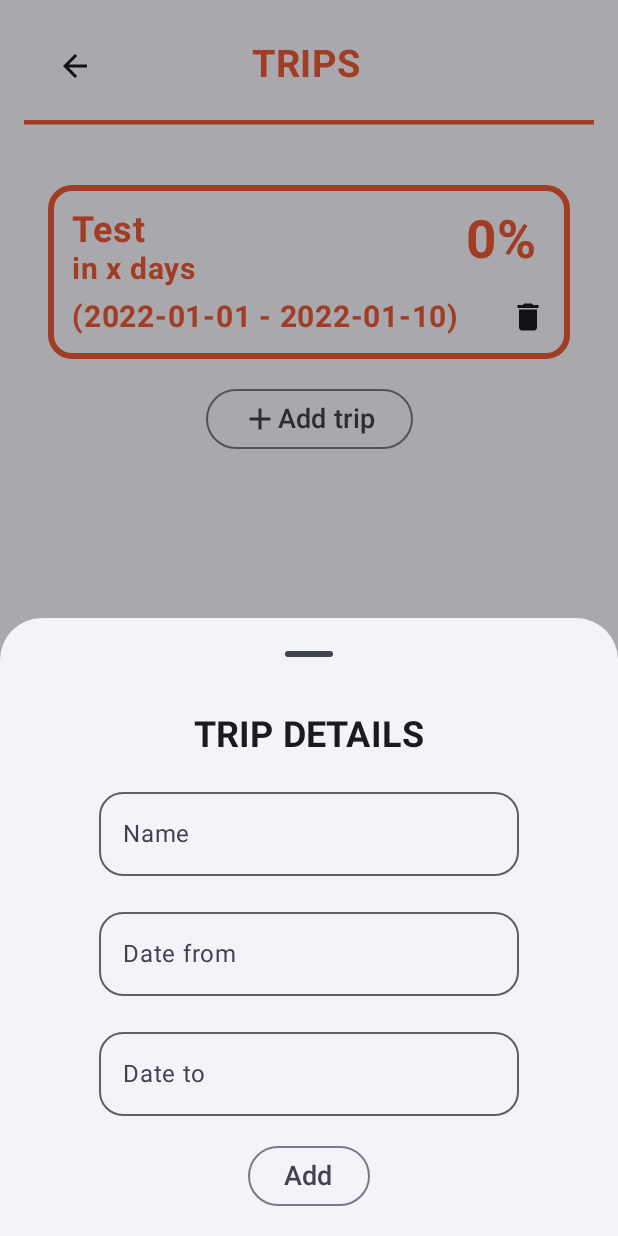
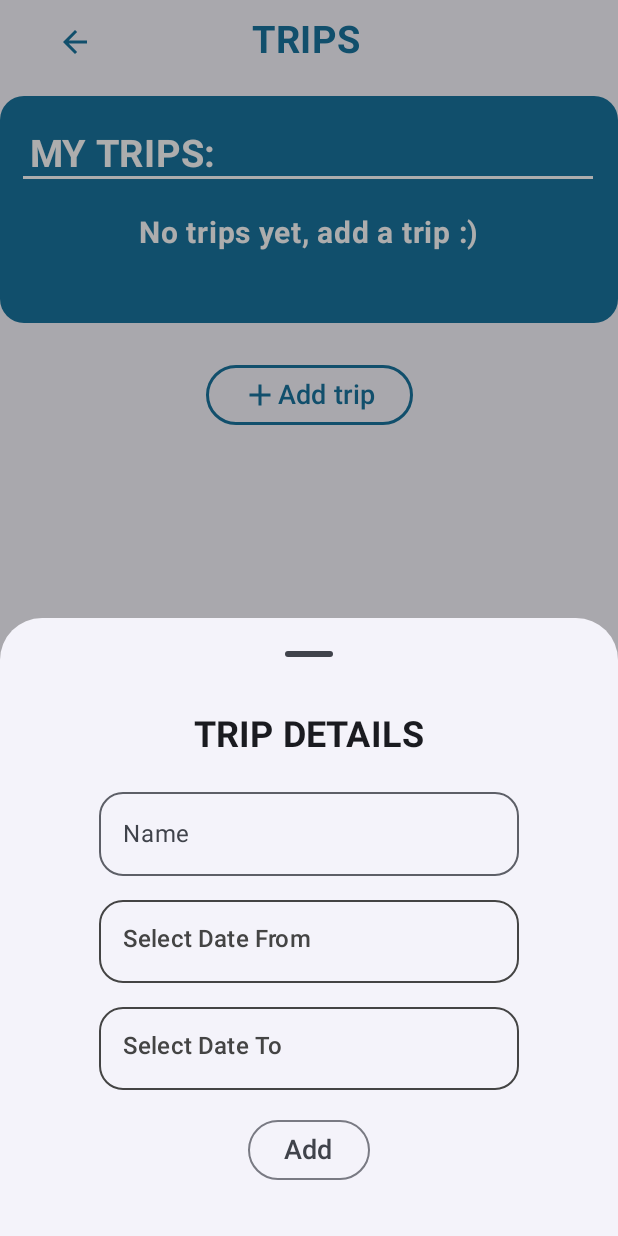
Before and after one commit to lukaschymcak/Android_TaskApp, an Android app built with Jetpack Compose: the composable PackingScreen shown on its own in the app's theme, after a tap on "Add trip", on a phone screen of 412 x 824 dp. Run offline under Robolectric (Android 15) with nearby library versions, the phone set to English and light mode, and no system bars.

Commit message:
added calendar to trip add, edit ui for packing

```diff
--- a/app/src/main/java/com/example/navigation/Modules/TripModule.kt
+++ b/app/src/main/java/com/example/navigation/Modules/TripModule.kt
@@ -3,6 +3,7 @@ package com.example.navigation.Modules
 
 
 import androidx.compose.foundation.BorderStroke
+import androidx.compose.foundation.background
 import androidx.compose.foundation.clickable
 import androidx.compose.foundation.layout.Arrangement
 import androidx.compose.foundation.layout.Column
@@ -25,11 +26,13 @@ import androidx.compose.runtime.Composable
 import androidx.compose.ui.Alignment
 import androidx.compose.ui.Modifier
 import androidx.compose.ui.graphics.Color
+import androidx.compose.ui.graphics.ColorFilter
 import androidx.compose.ui.text.font.FontWeight
 import androidx.compose.ui.text.style.TextAlign
 import androidx.compose.ui.unit.dp
 import androidx.compose.ui.unit.sp
 import com.example.navigation.HomeScreenState
+import com.example.navigation.ui.theme.OurPackingBlue
 import com.example.navigation.ui.theme.OurRed
 
 
@@ -37,16 +40,17 @@ import com.example.navigation.ui.theme.OurRed
 fun TripModule(
     name: String, dateFrom: String, dateTo: String, percentage: Int, onDelete: () -> Unit
 ) {
+
         Card(
             shape = RoundedCornerShape(16.dp),
             colors = CardDefaults.cardColors(
-            containerColor = Color.Transparent,
+                containerColor = Color.White,
             ),
             modifier = Modifier
                 .padding(16.dp)
                 .fillMaxWidth()
                 .wrapContentHeight(),
-        border = BorderStroke(4.dp, OurRed)
+            border = BorderStroke(4.dp, Color.White)
         ) {
             Column(
                 modifier = Modifier
@@ -54,54 +58,77 @@ fun TripModule(
                     .fillMaxWidth(),
                 horizontalAlignment = Alignment.Start
             ) {
-                Row {
-                    Column {
+                Row(
+                    modifier = Modifier.fillMaxWidth(),
+                    horizontalArrangement = Arrangement.SpaceBetween
+
+                ) {
+                    Text(
+                        text = "$dateFrom - $dateTo",
+                        fontSize = 20.sp,
+                        fontWeight = FontWeight.Bold,
+                        textAlign = TextAlign.Left,
+                        color = OurPackingBlue
+                    )
+                    Icon(
+                        imageVector = Icons.Default.Delete,
+                        contentDescription = "Remove",
+                        tint = OurPackingBlue,
+                        modifier = Modifier.clickable {
+                            onDelete()
+                        }
+                    )
+                }
+                Spacer(modifier = Modifier.height(24.dp))
+
+                Row(
+                    modifier = Modifier.fillMaxWidth(),
+                    horizontalArrangement = Arrangement.SpaceBetween
+                ) {
                     Text(
                         text = name,
                         fontSize = 24.sp,
                         fontWeight = FontWeight.Bold,
                         textAlign = TextAlign.Start,
-                            color = OurRed
+                        color = OurPackingBlue
                     )
-                        Text(
-                            text = "in x days",
-                            fontSize = 20.sp,
-                            fontWeight = FontWeight.Bold,
-                            textAlign = TextAlign.Start,
-                            color = OurRed
-                        )
-                    }
+//                        Text(
+//                            text = "in x days",
+//                            fontSize = 20.sp,
+//                            fontWeight = FontWeight.Bold,
+//                            textAlign = TextAlign.Start,
+//                            color = Color.White
+//                        )
+
                     Text(
                         text = "$percentage%",
                         fontSize = 35.sp,
                         fontWeight = FontWeight.Bold,
-                        color = OurRed,
-                        modifier = Modifier.offset(x = 180.dp)
+                        color = OurPackingBlue,
+                        //modifier = Modifier.offset(x = 180.dp)
                     )
                 }
+            }
             Spacer(modifier = Modifier.height(8.dp))
-                Row (modifier = Modifier.fillMaxWidth(),
+            Row(
+                modifier = Modifier.fillMaxWidth(),
                 horizontalArrangement = Arrangement.SpaceBetween
-                ){
-                    Text(
-                        text = "($dateFrom - $dateTo)",
-                        fontSize = 20.sp,
-                        fontWeight = FontWeight.Bold,
-                        textAlign = TextAlign.Left,
-                        color = OurRed
-                    )
-                    Icon(
-                        imageVector = Icons.Default.Delete,
-                        contentDescription = "Remove",
-                        modifier = Modifier.clickable {
-                            onDelete()
-                        }
-
-
-                    )
-                }
-
-
+            ) {
+//                    Text(
+//                        text = "$dateFrom - $dateTo",
+//                        fontSize = 20.sp,
+//                        fontWeight = FontWeight.Bold,
+//                        textAlign = TextAlign.Left,
+//                        color = Color.White
+//                    )
+//                    Icon(
+//                        imageVector = Icons.Default.Delete,
+//                        contentDescription = "Remove",
+//                        tint = Color.White,
+//                        modifier = Modifier.clickable {
+//                            onDelete()
+//                        }
+//                    )
             }
         }
     }
--- a/app/src/main/java/com/example/navigation/Screens/PackingScreen.kt
+++ b/app/src/main/java/com/example/navigation/Screens/PackingScreen.kt
@@ -1,7 +1,14 @@
-package com.example.navigation.screens
+package com.example.navigation.Screens
 
+import android.annotation.SuppressLint
+import android.app.DatePickerDialog
+import android.icu.util.Calendar
+import androidx.compose.foundation.BorderStroke
+import androidx.compose.foundation.background
+import androidx.compose.foundation.border
 import androidx.compose.foundation.clickable
 import androidx.compose.foundation.layout.Arrangement
+import androidx.compose.foundation.layout.Box
 import androidx.compose.foundation.layout.Column
 import androidx.compose.foundation.layout.Row
 import androidx.compose.foundation.layout.Spacer
@@ -12,11 +19,17 @@ import androidx.compose.foundation.layout.height
 import androidx.compose.foundation.layout.offset
 import androidx.compose.foundation.layout.padding
 import androidx.compose.foundation.layout.paddingFromBaseline
+import androidx.compose.foundation.layout.width
 import androidx.compose.foundation.rememberScrollState
 import androidx.compose.foundation.shape.RoundedCornerShape
+import androidx.compose.foundation.verticalScroll
 import androidx.compose.material.icons.Icons
+import androidx.compose.material.icons.automirrored.filled.ArrowBack
 import androidx.compose.material.icons.filled.Add
-import androidx.compose.material.icons.filled.ArrowBack
+import androidx.compose.material3.ButtonColors
+import androidx.compose.material3.ButtonDefaults
+import androidx.compose.material3.Card
+import androidx.compose.material3.CardDefaults
 import androidx.compose.material3.ExperimentalMaterial3Api
 import androidx.compose.material3.HorizontalDivider
 import androidx.compose.material3.Icon
@@ -33,17 +46,22 @@ import androidx.compose.runtime.remember
 import androidx.compose.runtime.setValue
 import androidx.compose.ui.Alignment
 import androidx.compose.ui.Modifier
+import androidx.compose.ui.graphics.Color
+import androidx.compose.ui.graphics.SolidColor
 import androidx.compose.ui.platform.LocalContext
 import androidx.compose.ui.text.font.FontWeight
+import androidx.compose.ui.text.style.TextAlign
 import androidx.compose.ui.unit.dp
 import androidx.compose.ui.unit.sp
 import com.example.navigation.HomeScreenState
 import com.example.navigation.models.Trip
 import com.example.navigation.Modules.TripModule
+import com.example.navigation.ui.theme.OurPackingBlue
 import com.example.navigation.ui.theme.OurRed
+import org.intellij.lang.annotations.JdkConstants.HorizontalAlignment
 
 
-
+@SuppressLint("MutableCollectionMutableState")
 @Composable
 fun PackingScreen(
     onGoBack: () -> Unit, onGoToNextScreen: () -> Unit
@@ -52,25 +70,27 @@ fun PackingScreen(
 
     val scrollState = rememberScrollState()
     Column(
+
         modifier = Modifier
-            .padding(16.dp)
-            .fillMaxSize(),
+            .fillMaxSize().fillMaxWidth().fillMaxHeight().background(Color.Transparent).verticalScroll(scrollState),
         Arrangement.Top,
-        Alignment.CenterHorizontally
+        Alignment.CenterHorizontally,
+
     ) {
         Row {
             Icon(
-                imageVector = Icons.Default.ArrowBack,
+                imageVector = Icons.AutoMirrored.Default.ArrowBack,
                 contentDescription = "Arrow back",
                 modifier = Modifier
                     .padding(16.dp)
                     .offset(x = (-120).dp)
                     .clickable { onGoBack() },
+                tint = OurPackingBlue
             )
 
             Text(
                 text = "TRIPS",
-                color = OurRed,
+                color = OurPackingBlue,
                 fontSize = 25.sp,
                 style = MaterialTheme.typography.bodyLarge,
                 fontWeight = FontWeight.Bold,
@@ -81,9 +101,40 @@ fun PackingScreen(
 
         }
         Spacer(modifier = Modifier.height(8.dp))
-        HorizontalDivider(color = OurRed, thickness = 3.dp)
+
+        Card(
+            shape = RoundedCornerShape(16.dp),
+            colors = CardDefaults.cardColors(containerColor = OurPackingBlue)
+        ) {
             Spacer(modifier = Modifier.height(24.dp))
+            Row (
+                modifier = Modifier.fillMaxWidth(),
+                horizontalArrangement = Arrangement.SpaceBetween,
+                verticalAlignment = Alignment.CenterVertically
+            ){
+                Text(
+                    text = "MY TRIPS:",
+                    color = Color.White,
+                    fontSize = 25.sp,
+                    fontWeight = FontWeight.Bold,
+                    modifier = Modifier.offset(20.dp),
+                )
 
+
+            }
+            HorizontalDivider(color = Color.White, thickness = 2.dp, modifier = Modifier.width(380.dp).offset(15.dp))
+
+            if (tripList.value.isEmpty()) {
+                Text(
+                    text = "No trips yet, add a trip :)",
+                    color = Color.White,
+                    fontSize = 20.sp,
+                    fontWeight = FontWeight.Bold,
+                    modifier = Modifier
+                        .padding(24.dp)
+                        .align(Alignment.CenterHorizontally)
+                )
+            } else {
                 tripList.value.forEach { trip ->
                     TripModule(
                         name = trip.getName(),
@@ -96,35 +147,27 @@ fun PackingScreen(
                         }
                     )
                 }
-//
-//
-//        val tripArray = HomeScreenState.getTripArray()
-//        tripArray.forEach { trip ->
+            }
+
 //            TripModule(
-//                name = trip.getName(),
-//                dateFrom = trip.getStartDate(),
-//                dateTo = trip.getEndDate(),
-//                percentage = 0
+//                name = "Test",
+//                dateFrom = "2022-01-01",
+//                dateTo = "2022-01-10",
+//                percentage = 0,
+//                onDelete = {}
 //            )
-//        }
-        TripModule(
-            name = "Test",
-            dateFrom = "2022-01-01",
-            dateTo = "2022-01-10",
-            percentage = 0,
-            onDelete = {}
-        )
+            Spacer(modifier = Modifier.height(24.dp))
+        }
+        Spacer(modifier = Modifier.height(24.dp))
+
         AddTripBottomSheet()
     }
 }
 
 
-
-
 @OptIn(ExperimentalMaterial3Api::class)
 @Composable
 fun AddTripBottomSheet() {
-    val context = LocalContext.current
     val tripName = remember { mutableStateOf("") }
     val tripFrom = remember { mutableStateOf("") }
     val tripTo = remember { mutableStateOf("") }
@@ -134,11 +177,36 @@ fun AddTripBottomSheet() {
         skipPartiallyExpanded = false,
     )
 
+    val context = LocalContext.current
+    val calendar = Calendar.getInstance()
+
+    val fromDatePickerDialog = DatePickerDialog(
+        context,
+        { _, year, month, dayOfMonth ->
+            tripFrom.value = "$dayOfMonth.${month + 1}.$year"
+        },
+        calendar.get(Calendar.YEAR),
+        calendar.get(Calendar.MONTH),
+        calendar.get(Calendar.DAY_OF_MONTH)
+    )
+
+    val toDatePickerDialog = DatePickerDialog(
+        context,
+        { _, year, month, dayOfMonth ->
+            tripTo.value = "$dayOfMonth.${month + 1}.$year"
+        },
+        calendar.get(Calendar.YEAR),
+        calendar.get(Calendar.MONTH),
+        calendar.get(Calendar.DAY_OF_MONTH)
+    )
+
     Column(
         modifier = Modifier.fillMaxWidth(),
         horizontalAlignment = Alignment.CenterHorizontally,
     ) {
         OutlinedButton(
+            colors = ButtonDefaults.outlinedButtonColors(contentColor = OurPackingBlue),
+            border = BorderStroke(2.dp, OurPackingBlue),
             onClick = {
                 showBottomSheet = true
             }
@@ -146,8 +214,9 @@ fun AddTripBottomSheet() {
             Icon(
                 imageVector = Icons.Default.Add,
                 contentDescription = "Add",
+                tint = OurPackingBlue,
             )
-            Text(text = "Add trip", fontSize = 18.sp)
+            Text(text = "Add trip", fontSize = 18.sp, color = OurPackingBlue)
 
             if (showBottomSheet) {
                 ModalBottomSheet(
@@ -170,32 +239,44 @@ fun AddTripBottomSheet() {
 
                         OutlinedTextField(
                             value = tripName.value,
-                            onValueChange = {
-                                tripName.value = it
-                            },
+                            onValueChange = { tripName.value = it },
                             label = { Text("Name") },
                             shape = RoundedCornerShape(16.dp)
                         )
                         Spacer(modifier = Modifier.height(16.dp))
 
-                        OutlinedTextField(
-                            value = tripFrom.value,
-                            onValueChange = {
-                                tripFrom.value = it
-                            },
-                            label = { Text("Date from") },
-                            shape = RoundedCornerShape(16.dp)
+                        Box(
+                            modifier = Modifier
+                                .width(280.dp)
+                                .height(55.dp)
+                                .border(1.dp, SolidColor(Color.DarkGray), RoundedCornerShape(16.dp))
+                                .clickable { fromDatePickerDialog.show() }
+                                .padding(16.dp)
+                        ) {
+                            Text(
+                                text = tripFrom.value.ifEmpty { "Select Date From" },
+                                fontSize = 16.sp,
+                                color = Color.DarkGray,
+                                textAlign = TextAlign.Start
                             )
+                        }
                         Spacer(modifier = Modifier.height(16.dp))
 
-                        OutlinedTextField(
-                            value = tripTo.value,
-                            onValueChange = {
-                                tripTo.value = it
-                            },
-                            label = { Text("Date to") },
-                            shape = RoundedCornerShape(16.dp)
+                        Box(
+                            modifier = Modifier
+                                .width(280.dp)
+                                .height(55.dp)
+                                .border(1.dp, SolidColor(Color.DarkGray), RoundedCornerShape(16.dp))
+                                .clickable { toDatePickerDialog.show() }
+                                .padding(16.dp)
+                        ) {
+                            Text(
+                                text = tripTo.value.ifEmpty { "Select Date To" },
+                                fontSize = 16.sp,
+                                color = Color.DarkGray,
+                                textAlign = TextAlign.Start
                             )
+                        }
                         Spacer(modifier = Modifier.height(16.dp))
 
                         OutlinedButton(
@@ -208,6 +289,7 @@ fun AddTripBottomSheet() {
                                     )
                                 )
                                 showBottomSheet = false
+
                             }
                         ) {
                             Text(text = "Add", fontSize = 18.sp)
@@ -219,3 +301,10 @@ fun AddTripBottomSheet() {
         }
     }
 }
+
+//modifier = Modifier
+//.width(280.dp)
+//.height(55.dp)
+//.border(1.dp, SolidColor(Color.DarkGray), RoundedCornerShape(16.dp))
+//.clickable { toDatePickerDialog.show() }
+//.padding(16.dp)
--- a/app/src/main/java/com/example/navigation/Screens/TripAddScreen.kt
+++ b/app/src/main/java/com/example/navigation/Screens/TripAddScreen.kt
@@ -1,4 +1,4 @@
-package com.example.navigation.screens
+package com.example.navigation.Screens
 
 import androidx.compose.foundation.clickable
 import androidx.compose.foundation.layout.Arrangement
--- a/app/src/main/java/com/example/navigation/Screens/WelcomeScreen.kt
+++ b/app/src/main/java/com/example/navigation/Screens/WelcomeScreen.kt
@@ -1,4 +1,4 @@
-package com.example.navigation.screens
+package com.example.navigation.Screens
 
 import androidx.compose.foundation.Image
 import androidx.compose.foundation.layout.Arrangement
--- a/app/src/main/java/com/example/navigation/ui/theme/Color.kt
+++ b/app/src/main/java/com/example/navigation/ui/theme/Color.kt
@@ -21,3 +21,5 @@ val OurGreenLight = Color(0xFFA6E7CC)
 val OurRedLight = Color(0xFFF3B5A5)
 val OurBlueLight = Color(0xFFD3E6F8)
 val OurPurpleLight = Color(0xFFF2DAF1)
+
+val OurPackingBlue = Color(0xFF1A759F)
```
Also changed, not shown: app/src/main/java/com/example/navigation/MainActivity.kt (+7 -4 lines), app/src/main/java/com/example/navigation/Screens/HomeScreen.kt (+6 -35 lines), app/src/main/java/com/example/navigation/Screens/PackingModule.kt (+11 -7 lines). Lines whose indentation alone changed are shown as unchanged.
